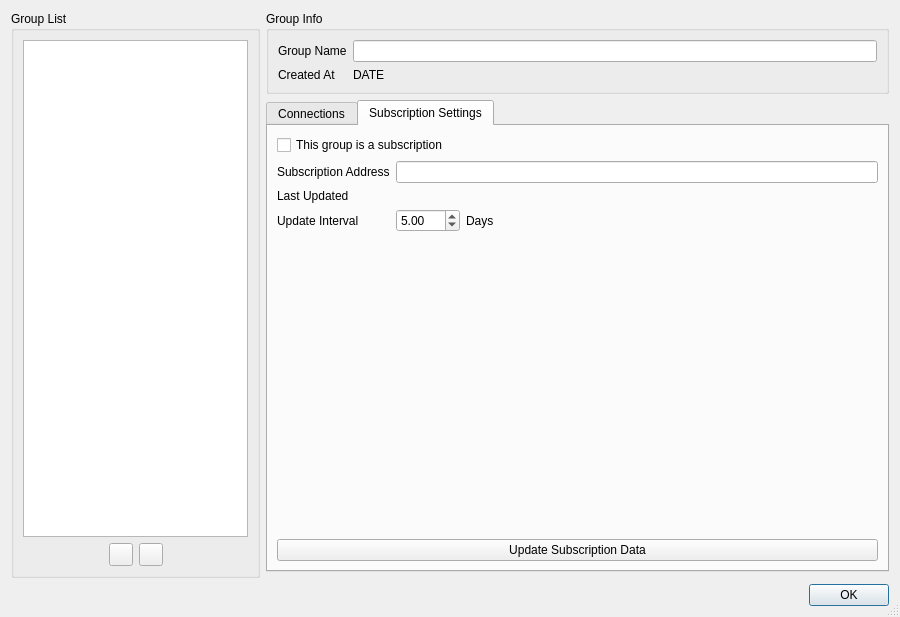
Above: src/ui/w_GroupManager.ui from Qv2ray/Qv2ray before the change. Below: the same form after it.
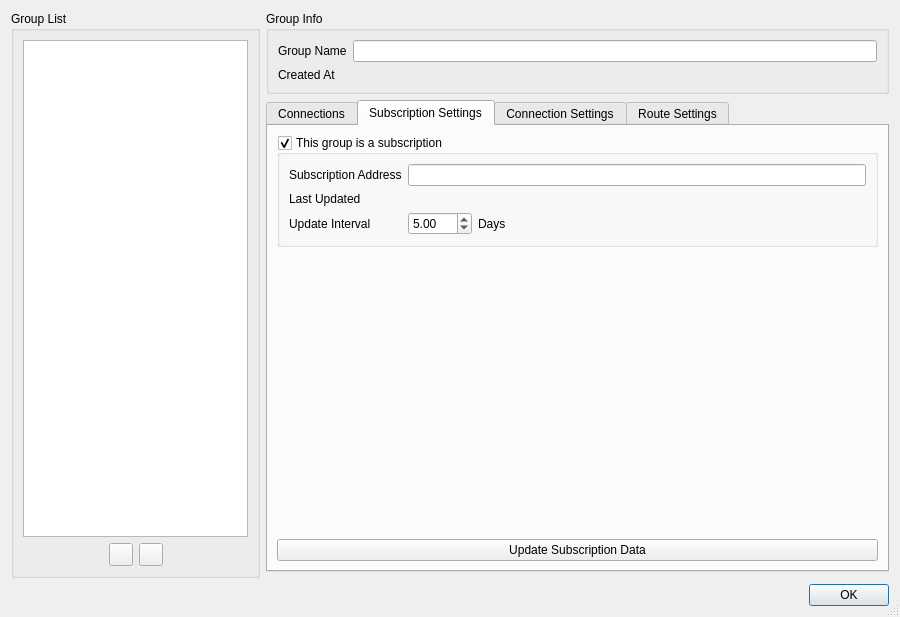
That is the form after the change. The open tabs and pages were chosen to show the change. Icons and pictures are not drawn.

Commit message: add: added Connection Removing and exporting via GroupManager

The edit to the form file:
```diff
--- a/src/ui/w_GroupManager.ui
+++ b/src/ui/w_GroupManager.ui
@@ -52,7 +52,7 @@
       <item row="1" column="1">
        <widget class="QLabel" name="label_8">
         <property name="text">
-         <string>DATE</string>
+         <string/>
         </property>
        </widget>
       </item>
@@ -204,46 +204,48 @@
       <attribute name="title">
        <string>Subscription Settings</string>
       </attribute>
-      <layout class="QFormLayout" name="formLayout">
-       <item row="0" column="0" colspan="2">
-        <widget class="QCheckBox" name="groupIsSubscriptionCB">
-         <property name="text">
+      <layout class="QVBoxLayout" name="verticalLayout">
+       <item>
+        <widget class="QGroupBox" name="groupIsSubscriptionGroup">
+         <property name="title">
           <string>This group is a subscription</string>
          </property>
-        </widget>
-       </item>
-       <item row="1" column="0">
+         <property name="checkable">
+          <bool>true</bool>
+         </property>
+         <layout class="QFormLayout" name="formLayout_3">
+          <item row="0" column="0">
         <widget class="QLabel" name="label_2">
          <property name="text">
           <string>Subscription Address</string>
          </property>
         </widget>
        </item>
-       <item row="1" column="1">
+          <item row="0" column="1">
         <widget class="QLineEdit" name="subAddrTxt"/>
        </item>
-       <item row="2" column="0">
+          <item row="1" column="0">
         <widget class="QLabel" name="label_6">
          <property name="text">
           <string>Last Updated</string>
          </property>
         </widget>
        </item>
-       <item row="2" column="1">
+          <item row="1" column="1">
         <widget class="QLabel" name="lastUpdatedLabel">
          <property name="text">
           <string/>
          </property>
         </widget>
        </item>
-       <item row="3" column="0">
+          <item row="2" column="0">
         <widget class="QLabel" name="label_3">
          <property name="text">
           <string>Update Interval</string>
          </property>
         </widget>
        </item>
-       <item row="3" column="1">
+          <item row="2" column="1">
         <layout class="QHBoxLayout" name="horizontalLayout_3">
          <item>
           <widget class="QDoubleSpinBox" name="updateIntervalSB">
@@ -280,14 +282,10 @@
          </item>
         </layout>
        </item>
-       <item row="5" column="0" colspan="2">
-        <widget class="QPushButton" name="updateButton">
-         <property name="text">
-          <string>Update Subscription Data</string>
-         </property>
+         </layout>
         </widget>
        </item>
-       <item row="4" column="0" colspan="2">
+       <item>
         <spacer name="verticalSpacer">
          <property name="orientation">
           <enum>Qt::Vertical</enum>
@@ -300,6 +298,33 @@
          </property>
         </spacer>
        </item>
+       <item>
+        <widget class="QPushButton" name="updateButton">
+         <property name="text">
+          <string>Update Subscription Data</string>
+         </property>
+        </widget>
+       </item>
+      </layout>
+     </widget>
+     <widget class="QWidget" name="tab_3">
+      <attribute name="title">
+       <string>Connection Settings</string>
+      </attribute>
+      <layout class="QGridLayout" name="gridLayout_5">
+       <item row="0" column="0">
+        <layout class="QGridLayout" name="connectionSettingsLayout"/>
+       </item>
+      </layout>
+     </widget>
+     <widget class="QWidget" name="tab_4">
+      <attribute name="title">
+       <string>Route Settings</string>
+      </attribute>
+      <layout class="QGridLayout" name="gridLayout_3">
+       <item row="0" column="0">
+        <layout class="QGridLayout" name="routeSettingsLayout"/>
+       </item>
       </layout>
      </widget>
     </widget>
```
Left out of the diff: 33 changed lines with no effect on the pictures. Lines whose indentation alone changed are shown as unchanged. The commit also changes 6 other files.
